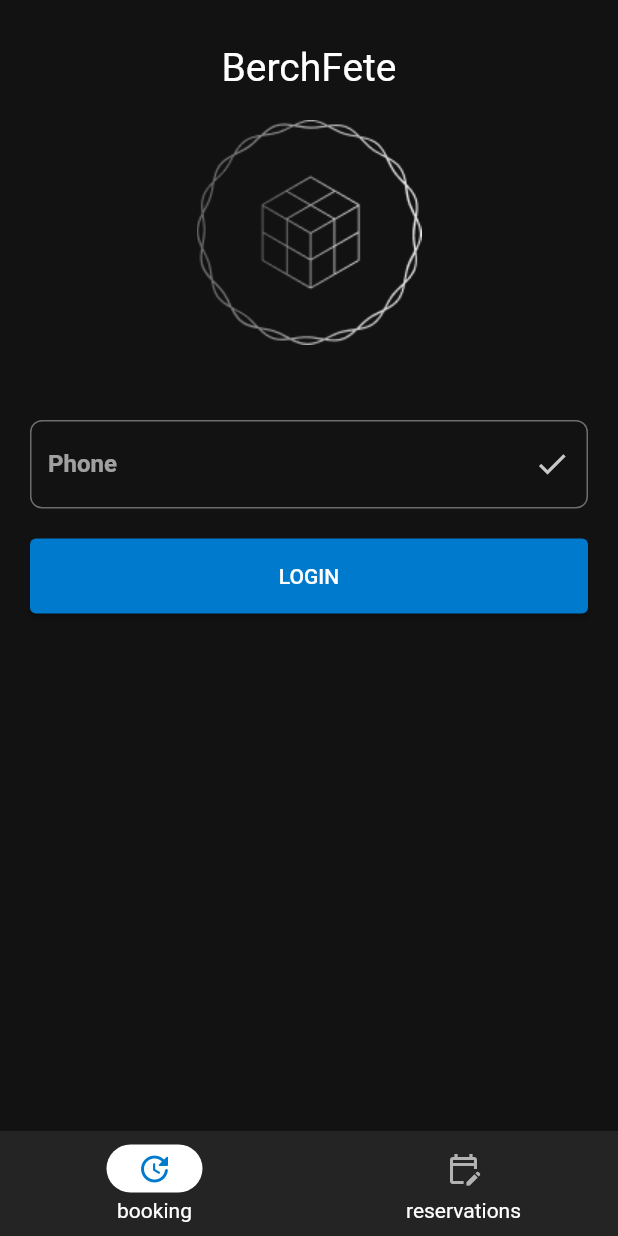
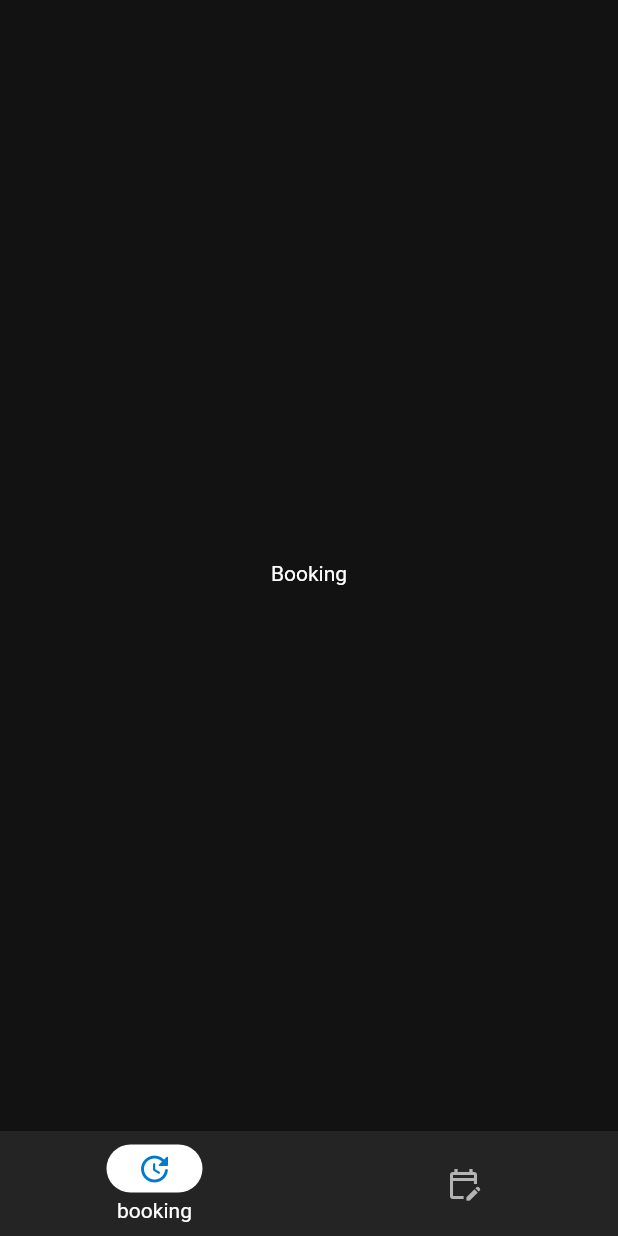
Before and after one commit to shaderone/samvit, a Flutter app: the screen it shows after launch, after a tap on "LOGIN", on a phone screen of 412 x 824 dp. Run offline on Flutter 3.47's test engine with Material 2 defaults, Android fonts, the phone set to English and light mode, and no system bars.

Commit message:
Add routes, define login-page as initial-route

```diff
--- a/lib/main.dart
+++ b/lib/main.dart
@@ -1,5 +1,8 @@
 import 'package:brechfete/presentation/root/app.dart';
 import 'package:brechfete/presentation/root/widgets/custom_theme.dart';
+import 'package:brechfete/presentation/screens/booking/booking_screen.dart';
+import 'package:brechfete/presentation/screens/initial/login.dart';
+import 'package:brechfete/presentation/screens/reservation/reservation_screen.dart';
 import 'package:flutter/material.dart';
 
 void main() {
@@ -20,7 +23,14 @@ class MyApp extends StatelessWidget {
           darkTheme: CustomTheme.darkTheme.copyWith(
             splashColor: Colors.transparent,
           ),
-          home: const App(),
+          initialRoute: '/login', //change it later to splash screen
+          //home: const App(), // initial route is defined
+          routes: {
+            //login screen
+            App.loginRoute: (context) => const LoginScreen(),
+            //root screen
+            App.home: (context) => const App(),
+          },
         );
       },
     );
--- a/lib/presentation/root/app.dart
+++ b/lib/presentation/root/app.dart
@@ -8,6 +8,9 @@ import 'package:flutter/services.dart';
 
 class App extends StatelessWidget {
   const App({Key? key}) : super(key: key);
+
+  static const String loginRoute = "/login";
+  static const String home = "/home";
 
   final pages = const [
     BookingScreen(),
--- a/lib/presentation/root/widgets/bottom_navbar.dart
+++ b/lib/presentation/root/widgets/bottom_navbar.dart
@@ -18,8 +18,8 @@ class MaterialBottomNav extends StatelessWidget {
         valueListenable: currentSelectedIndexNotifier,
         builder: (BuildContext context, int newIndex, Widget? _) {
           return NavigationBar(
-            //animationDuration: const Duration(seconds: 2),
-            labelBehavior: NavigationDestinationLabelBehavior.alwaysShow,
+            animationDuration: const Duration(seconds: 1),
+            labelBehavior: NavigationDestinationLabelBehavior.onlyShowSelected,
             backgroundColor: backgroundColor,
             selectedIndex: newIndex,
             onDestinationSelected: (int tappedIndex) {
--- a/lib/presentation/screens/booking/booking_screen.dart
+++ b/lib/presentation/screens/booking/booking_screen.dart
@@ -1,4 +1,3 @@
-import 'package:brechfete/core/constants.dart';
 import 'package:flutter/material.dart';
 
 class BookingScreen extends StatelessWidget {
@@ -6,73 +5,8 @@ class BookingScreen extends StatelessWidget {
 
   @override
   Widget build(BuildContext context) {
-    return SingleChildScrollView(
-      padding: const EdgeInsets.all(20),
-      child: Column(
-        mainAxisAlignment: MainAxisAlignment.start,
-        children: [
-          const Center(
-            child: Text(
-              "BerchFete",
-              style: TextStyle(fontSize: 26),
-            ),
-          ),
-          const SizedBox(height: 20),
-          Image.asset("assets/logo.png"),
-          const SizedBox(height: 50),
-          TextFormField(
-            keyboardType: TextInputType.number,
-            //input value style
-            style: const TextStyle(
-              fontWeight: FontWeight.bold,
-              color: textWhiteShadeDark,
-            ),
-            //common decoration
-            decoration: InputDecoration(
-              suffixIcon: const Icon(
-                Icons.check,
-                color: textWhiteShadeLight,
-              ),
-              focusedBorder: OutlineInputBorder(
-                borderSide: const BorderSide(
-                  color: Colors.white,
-                  width: 2.0,
-                ),
-                borderRadius: BorderRadius.circular(8),
-              ),
-              //floatingLabelBehavior: FloatingLabelBehavior.always,
-              border: OutlineInputBorder(
-                borderSide: const BorderSide(
-                  color: strokeLight,
-                  width: 2.0,
-                ),
-                borderRadius: BorderRadius.circular(8),
-              ),
-              labelText: "Phone",
-              floatingLabelStyle: const TextStyle(
-                fontSize: 20,
-                color: textWhiteShadeLight,
-              ),
-              hintText: 'Enter your phone number',
-              hintStyle: const TextStyle(
-                color: textWhiteShadeDark,
-              ),
-            ),
-          ),
-          const SizedBox(height: 20),
-          ElevatedButton(
-            onPressed: () {},
-            style: ButtonStyle(
-              //padding: EdgeInsets.symmetric(20),
-              minimumSize: MaterialStateProperty.all(
-                const Size.fromHeight(50),
-              ),
-            ),
-            child: const Text("LOGIN"),
-          ),
-          const SizedBox(height: 20),
-        ],
-      ),
+    return const Center(
+      child: Text("Booking"),
     );
   }
 }
--- /dev/null
+++ b/lib/presentation/screens/initial/login.dart
@@ -0,0 +1,87 @@
+import 'package:brechfete/core/constants.dart';
+import 'package:brechfete/presentation/root/app.dart';
+import 'package:flutter/material.dart';
+
+class LoginScreen extends StatelessWidget {
+  const LoginScreen({Key? key}) : super(key: key);
+
+  @override
+  Widget build(BuildContext context) {
+    return Scaffold(
+      body: SafeArea(
+        child: SingleChildScrollView(
+          reverse: true,
+          padding: const EdgeInsets.all(20),
+          child: Column(
+            mainAxisAlignment: MainAxisAlignment.start,
+            children: [
+              const Center(
+                child: Text(
+                  "BerchFete",
+                  style: TextStyle(fontSize: 26),
+                ),
+              ),
+              const SizedBox(height: 20),
+              Image.asset("assets/logo.png"),
+              const SizedBox(height: 50),
+              TextFormField(
+                keyboardType: TextInputType.number,
+                //input value style
+                style: const TextStyle(
+                  fontWeight: FontWeight.bold,
+                  color: textWhiteShadeDark,
+                ),
+                //common decoration
+                decoration: InputDecoration(
+                  suffixIcon: const Icon(
+                    Icons.check,
+                    color: textWhiteShadeLight,
+                  ),
+                  focusedBorder: OutlineInputBorder(
+                    borderSide: const BorderSide(
+                      color: Colors.white,
+                      width: 2.0,
+                    ),
+                    borderRadius: BorderRadius.circular(8),
+                  ),
+                  //floatingLabelBehavior: FloatingLabelBehavior.always,
+                  border: OutlineInputBorder(
+                    borderSide: const BorderSide(
+                      color: strokeLight,
+                      width: 2.0,
+                    ),
+                    borderRadius: BorderRadius.circular(8),
+                  ),
+                  labelText: "Phone",
+                  floatingLabelStyle: const TextStyle(
+                    fontSize: 20,
+                    color: textWhiteShadeLight,
+                  ),
+                  hintText: 'Enter your phone number',
+                  hintStyle: const TextStyle(
+                    color: textWhiteShadeDark,
+                  ),
+                ),
+              ),
+              const SizedBox(height: 20),
+              ElevatedButton(
+                onPressed: () {
+                  Navigator.of(context).pushReplacementNamed(
+                    App.home,
+                  );
+                },
+                style: ButtonStyle(
+                  minimumSize: MaterialStateProperty.all(
+                    const Size.fromHeight(50),
+                  ),
+                ),
+                child: const Text("LOGIN"),
+              ),
+              const SizedBox(height: 20),
+            ],
+          ),
+        ),
+      ),
+    );
+  }
+}
```
